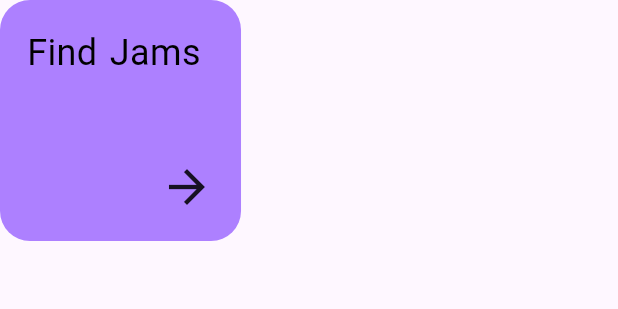
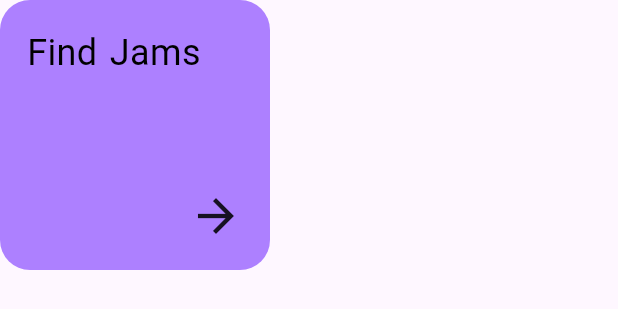
Before and after one commit to Joshua-Thachil/Hook, a Flutter app: the SquareButton widget shown alone on an empty page, opened directly, on a phone screen of 412 x 824 dp. Shown: the top 309 px of the screen. Run offline on Flutter 3.47's test engine with Material 3 defaults, Android fonts, the phone set to English and light mode, and no system bars; our stand-ins replace carousel_slider, cloud_firestore, firebase_auth, firebase_core, flutter_screenutil, flutter_svg and 2 more; accounts and stored records are empty.

Commit message:
pushing constant size changes

```diff
--- a/lib/components/Buttons.dart
+++ b/lib/components/Buttons.dart
@@ -172,8 +172,8 @@ class SquareButton extends StatelessWidget {
             ],
           ),
         ),
-        height: height * 0.195,
-        width: height * 0.195,
+        height: 180,
+        width: 180,
         decoration: BoxDecoration(
             color: button_color,
             borderRadius: BorderRadius.circular(20)
--- a/lib/screens/EventCreation4.dart
+++ b/lib/screens/EventCreation4.dart
@@ -57,7 +57,9 @@ class _EventCreation4State extends State<EventCreation4> {
                     crossAxisCellCount: 1,
                     mainAxisCellCount: 0.5,
                     child: PrimaryButton(
-                      onPressed: (){},
+                      onPressed: (){
+
+                      },
                       text: 'set date',
                       text_color: palette.hint_text,
                       button_color: palette.secondary_bg,
--- a/lib/screens/StartUpPage.dart
+++ b/lib/screens/StartUpPage.dart
@@ -23,7 +23,7 @@ class _StartUpPageState extends State<StartUpPage> {
   Widget build(BuildContext context) {
     return Scaffold(
       body: Padding(
-        padding: EdgeInsets.only(left: width * 0.075, right: width * 0.075),
+        padding: EdgeInsets.only(left: 26, right: 26),
         child: Center(
           child: Column(
             children: [
```
